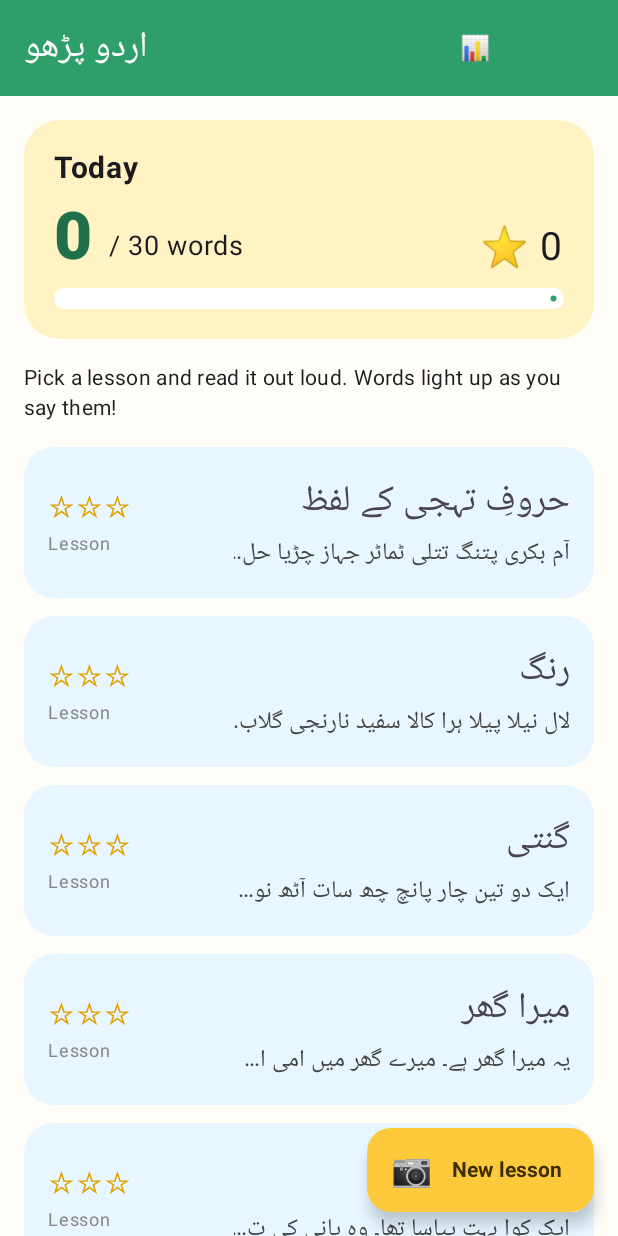
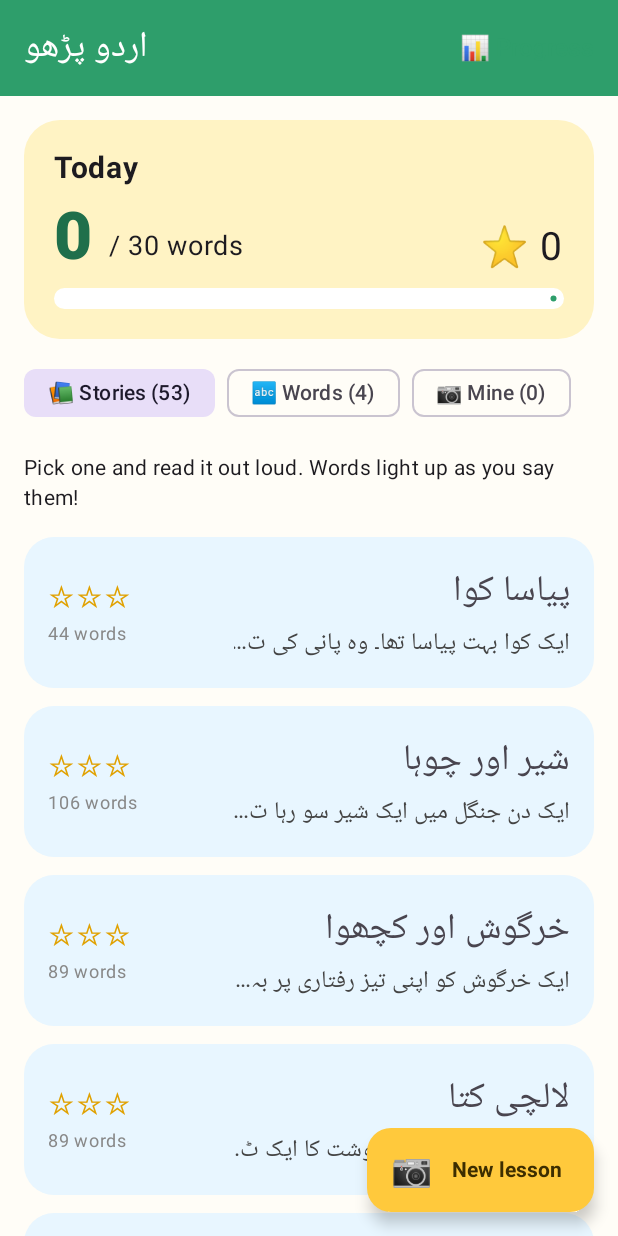
Before and after one commit to nomanharis/test, an Android app built with Jetpack Compose: the screen it shows after launch (MainActivity), on a phone screen of 412 x 824 dp. Run offline under Robolectric (Android 15) with nearby library versions, the phone set to English and light mode, and no system bars; Roboto replaces fonts that are not available here.

Commit message:
Add 52 Urdu stories for young readers, with Stories / Words / Mine tabs
Stories live in assets/stories.txt (# title + text) so more can be added
without code changes. Tests check every story parses, contains only
Urdu text, and can be read through to the end by the word tracker.

Co-Authored-By: Claude Opus 5.5 <noreply@anthropic.com>
Claude-Session: https://claude.ai/code/session_01H3Q7oovWvn1qGmE4TUJjcP

```diff
--- a/urdu-reader/app/src/main/java/com/nomanharis/urdureader/data/StarterPassages.kt
+++ b/urdu-reader/app/src/main/java/com/nomanharis/urdureader/data/StarterPassages.kt
@@ -1,28 +1,44 @@
 package com.nomanharis.urdureader.data
 
-/** A few lessons so the app is useful before any photo has been taken. */
+import android.content.Context
+import com.nomanharis.urdureader.reading.StoryFile
+
+/** Built-in content: short word lessons, plus the stories in `assets/stories.txt`. */
 object StarterPassages {
-    val all: List<Passage> = listOf(
-        starter(
+    private val lessons: List<Passage> = listOf(
+        lesson(
             "starter-alphabet", "حروفِ تہجی کے لفظ",
             "آم بکری پتنگ تتلی ٹماٹر جہاز چڑیا حلوہ خرگوش دوات ڈھول رسی زرافہ سیب شیر " +
                 "صابن طوطا عینک غبارہ فوارہ قلم کتاب گھوڑا لٹو مچھلی ناشپاتی ہاتھی"
         ),
-        starter("starter-colors", "رنگ", "لال نیلا پیلا ہرا کالا سفید نارنجی گلابی جامنی بھورا"),
-        starter("starter-numbers", "گنتی", "ایک دو تین چار پانچ چھ سات آٹھ نو دس"),
-        starter(
+        lesson("starter-colors", "رنگ", "لال نیلا پیلا ہرا کالا سفید نارنجی گلابی جامنی بھورا"),
+        lesson("starter-numbers", "گنتی", "ایک دو تین چار پانچ چھ سات آٹھ نو دس"),
+        lesson(
             "starter-family", "میرا گھر",
             "یہ میرا گھر ہے۔ میرے گھر میں امی اور ابو رہتے ہیں۔ میری ایک چھوٹی بہن ہے۔ " +
                 "ہم سب مل کر کھانا کھاتے ہیں۔ مجھے اپنا گھر بہت اچھا لگتا ہے۔"
         ),
-        starter(
-            "starter-crow", "پیاسا کوا",
-            "ایک کوا بہت پیاسا تھا۔ وہ پانی کی تلاش میں اڑتا رہا۔ اسے ایک گھڑا نظر آیا۔ " +
-                "گھڑے میں تھوڑا سا پانی تھا۔ کوے نے کنکر اٹھا کر گھڑے میں ڈالے۔ " +
-                "پانی اوپر آ گیا۔ کوے نے پانی پیا اور خوشی سے اڑ گیا۔"
-        ),
     )
 
-    private fun starter(id: String, title: String, text: String) =
-        Passage(id = id, title = title, text = text, builtIn = true, createdAt = 0L)
+    // Kept as a story (and with its old id) so earlier stars still count.
+    private val crow = Passage(
+        id = "starter-crow", title = "پیاسا کوا", kind = PassageKind.STORY, createdAt = 0L,
+        text = "ایک کوا بہت پیاسا تھا۔ وہ پانی کی تلاش میں اڑتا رہا۔ اسے ایک گھڑا نظر آیا۔ " +
+            "گھڑے میں تھوڑا سا پانی تھا۔ کوے نے کنکر اٹھا کر گھڑے میں ڈالے۔ " +
+            "پانی اوپر آ گیا۔ کوے نے پانی پیا اور خوشی سے اڑ گیا۔",
+    )
+
+    fun load(context: Context): List<Passage> {
+        val stories = runCatching {
+            val content = context.assets.open("stories.txt").bufferedReader(Charsets.UTF_8).use { it.readText() }
+            StoryFile.parse(content).map {
+                // The title is the id, so stars survive reordering the file.
+                Passage(id = "story:${it.title}", title = it.title, text = it.text, kind = PassageKind.STORY, createdAt = 0L)
+            }
+        }.getOrDefault(emptyList())
+        return lessons + crow + stories
+    }
+
+    private fun lesson(id: String, title: String, text: String) =
+        Passage(id = id, title = title, text = text, kind = PassageKind.LESSON, createdAt = 0L)
 }
--- a/urdu-reader/app/src/main/java/com/nomanharis/urdureader/data/Store.kt
+++ b/urdu-reader/app/src/main/java/com/nomanharis/urdureader/data/Store.kt
@@ -11,13 +11,17 @@ import java.io.File
 import java.time.LocalDate
 import java.util.UUID
 
+enum class PassageKind { LESSON, STORY, MINE }
+
 data class Passage(
     val id: String,
     val title: String,
     val text: String,
-    val builtIn: Boolean,
+    val kind: PassageKind,
     val createdAt: Long,
-)
+) {
+    val builtIn: Boolean get() = kind != PassageKind.MINE
+}
 
 data class DayStats(
     val date: LocalDate,
@@ -36,7 +40,7 @@ class Store private constructor(context: Context) {
     private val passagesFile = AtomicFile(File(context.filesDir, "passages.json"))
     private val progressFile = AtomicFile(File(context.filesDir, "progress.json"))
 
-    private val _passages = MutableStateFlow(StarterPassages.all + loadPassages())
+    private val _passages = MutableStateFlow(StarterPassages.load(context) + loadPassages())
     val passages: StateFlow<List<Passage>> = _passages.asStateFlow()
 
     private val _days = MutableStateFlow<Map<LocalDate, DayStats>>(emptyMap())
@@ -56,7 +60,7 @@ class Store private constructor(context: Context) {
             id = UUID.randomUUID().toString(),
             title = title.ifBlank { "میرا سبق" },
             text = text.trim(),
-            builtIn = false,
+            kind = PassageKind.MINE,
             createdAt = System.currentTimeMillis(),
         )
         _passages.value = _passages.value + p
@@ -107,7 +111,7 @@ class Store private constructor(context: Context) {
         val arr = JSONArray(String(passagesFile.readFully(), Charsets.UTF_8))
         (0 until arr.length()).map { i ->
             val o = arr.getJSONObject(i)
-            Passage(o.getString("id"), o.getString("title"), o.getString("text"), false, o.optLong("createdAt"))
+            Passage(o.getString("id"), o.getString("title"), o.getString("text"), PassageKind.MINE, o.optLong("createdAt"))
         }
     }.getOrDefault(emptyList())
 
--- /dev/null
+++ b/urdu-reader/app/src/main/java/com/nomanharis/urdureader/reading/StoryFile.kt
@@ -0,0 +1,32 @@
+package com.nomanharis.urdureader.reading
+
+/**
+ * Reads the bundled `assets/stories.txt`: each story starts with a line `# title`,
+ * followed by its text. Blank lines are ignored.
+ */
+object StoryFile {
+    data class Story(val title: String, val text: String)
+
+    fun parse(content: String): List<Story> {
+        val stories = mutableListOf<Story>()
+        var title: String? = null
+        val body = StringBuilder()
+        fun flush() {
+            val t = title ?: return
+            val text = body.toString().trim()
+            if (text.isNotEmpty()) stories.add(Story(t, text))
+            body.clear()
+        }
+        for (line in content.lines()) {
+            if (line.startsWith("# ")) {
+                flush()
+                title = line.removePrefix("# ").trim()
+            } else if (line.isNotBlank() && title != null) {
+                if (body.isNotEmpty()) body.append('\n')
+                body.append(line.trim())
+            }
+        }
+        flush()
+        return stories
+    }
+}
--- a/urdu-reader/app/src/main/java/com/nomanharis/urdureader/ui/HomeScreen.kt
+++ b/urdu-reader/app/src/main/java/com/nomanharis/urdureader/ui/HomeScreen.kt
@@ -20,6 +20,7 @@ import androidx.compose.material3.Card
 import androidx.compose.material3.CardDefaults
 import androidx.compose.material3.ExperimentalMaterial3Api
 import androidx.compose.material3.ExtendedFloatingActionButton
+import androidx.compose.material3.FilterChip
 import androidx.compose.material3.LinearProgressIndicator
 import androidx.compose.material3.MaterialTheme
 import androidx.compose.material3.Scaffold
@@ -32,6 +33,7 @@ import androidx.compose.runtime.collectAsState
 import androidx.compose.runtime.getValue
 import androidx.compose.runtime.mutableStateOf
 import androidx.compose.runtime.remember
+import androidx.compose.runtime.saveable.rememberSaveable
 import androidx.compose.runtime.setValue
 import androidx.compose.ui.Alignment
 import androidx.compose.ui.Modifier
@@ -41,7 +43,9 @@ import androidx.compose.ui.text.style.TextOverflow
 import androidx.compose.ui.unit.dp
 import androidx.compose.ui.unit.sp
 import com.nomanharis.urdureader.data.Passage
+import com.nomanharis.urdureader.data.PassageKind
 import com.nomanharis.urdureader.data.Store
+import com.nomanharis.urdureader.reading.UrduText
 
 @OptIn(ExperimentalMaterial3Api::class)
 @Composable
@@ -57,6 +61,8 @@ fun HomeScreen(
     val today = remember(days) { store.today() }
     val streak = remember(days) { store.streak() }
     var toDelete by remember { mutableStateOf<Passage?>(null) }
+    var tab by rememberSaveable { mutableStateOf(PassageKind.STORY) }
+    val shown = remember(passages, tab) { passages.filter { it.kind == tab } }
 
     Scaffold(
         topBar = {
@@ -90,13 +96,34 @@ fun HomeScreen(
                 TodayCard(wordsToday = today.wordsRead, starsToday = today.stars, streak = streak)
             }
             item {
+                Row(horizontalArrangement = Arrangement.spacedBy(8.dp)) {
+                    listOf(
+                        PassageKind.STORY to "📚 Stories",
+                        PassageKind.LESSON to "🔤 Words",
+                        PassageKind.MINE to "📷 Mine",
+                    ).forEach { (kind, label) ->
+                        val count = passages.count { it.kind == kind }
+                        FilterChip(
+                            selected = tab == kind,
+                            onClick = { tab = kind },
+                            label = { Text("$label ($count)") },
+                        )
+                    }
+                }
+            }
+            item {
                 Text(
-                    "Pick a lesson and read it out loud. Words light up as you say them!",
+                    when (tab) {
+                        PassageKind.MINE ->
+                            if (shown.isEmpty()) "No photo lessons yet. Tap 📷 New lesson to add a page from a book."
+                            else "Your own lessons. Long-press one to delete it."
+                        else -> "Pick one and read it out loud. Words light up as you say them!"
+                    },
                     style = MaterialTheme.typography.bodyMedium,
                     modifier = Modifier.padding(vertical = 4.dp),
                 )
             }
-            items(passages, key = { it.id }) { p ->
+            items(shown, key = { it.id }) { p ->
                 PassageCard(
                     passage = p,
                     stars = best[p.id] ?: 0,
@@ -172,7 +199,7 @@ private fun PassageCard(passage: Passage, stars: Int, onClick: () -> Unit, onLon
                     color = Color(0xFFE0A100),
                 )
                 Text(
-                    if (passage.builtIn) "Lesson" else "My photo lesson · long-press to delete",
+                    "${remember(passage.text) { UrduText.tokenize(passage.text).size }} words",
                     fontSize = 12.sp,
                     color = Color.Gray,
                 )
```
Also changed, not shown: urdu-reader/app/src/main/assets/stories.txt (added, +155 -0 lines), 2 other files.
